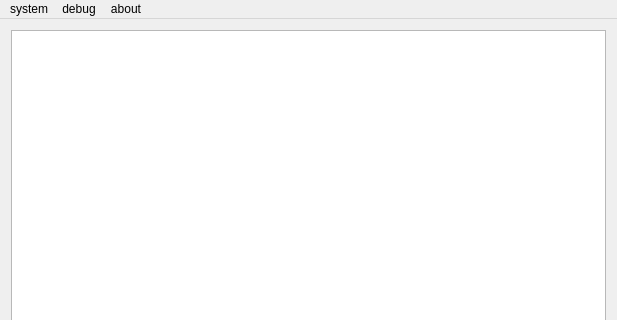
Before: the Qt Designer form qtstrategy/ui/mainwindow.ui in ssh352/qtctp-1, drawn with Qt 5; both pictures show x 0 to 617 and y 0 to 320 of the 617 by 468 pixel window.
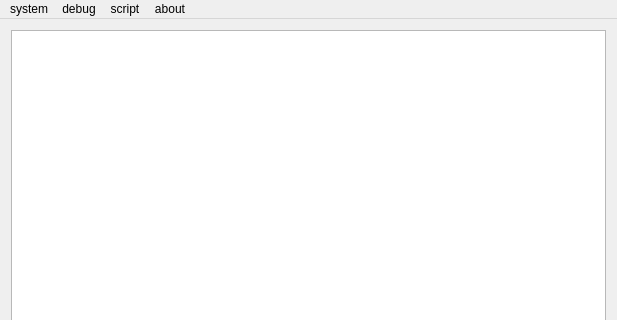
After: the same form once the commit is applied.

```diff
--- a/qtstrategy/ui/mainwindow.ui
+++ b/qtstrategy/ui/mainwindow.ui
@@ -52,8 +52,17 @@
     <addaction name="actionDebugbreak"/>
     <addaction name="actionDebugBreak"/>
    </widget>
+   <widget class="QMenu" name="menuScript">
+    <property name="title">
+     <string>script</string>
+    </property>
+    <addaction name="actionText"/>
+    <addaction name="actionHello"/>
+    <addaction name="actionDebug"/>
+   </widget>
    <addaction name="menuSystem"/>
    <addaction name="menuDebug"/>
+   <addaction name="menuScript"/>
    <addaction name="menuAbout"/>
   </widget>
   <action name="actionQuit">
```
Left out of the diff: 15 changed lines with no effect on the pictures.
